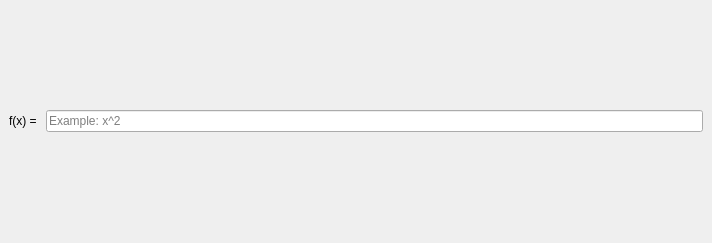
Above: mainwindow.ui from EsGeh/function-graph-explorer before the change. Below: the same form after it.
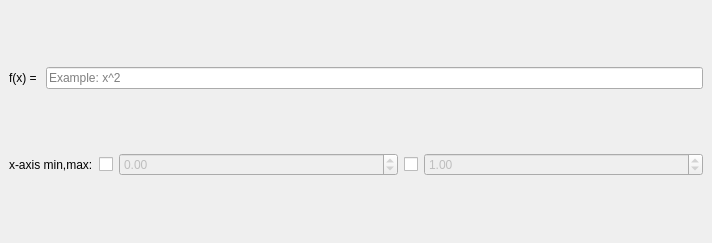
That is the form after the change.

Commit message: x range may be set via gui

The edit to the form file:
```diff
--- a/mainwindow.ui
+++ b/mainwindow.ui
@@ -27,7 +27,61 @@
       <item>
        <widget class="QLineEdit" name="formulaEdit">
         <property name="placeholderText">
-					<string>Example: x^2</string>
+         <string>Example: x^2</string>
+        </property>
+       </widget>
+      </item>
+     </layout>
+    </item>
+    <item>
+     <layout class="QHBoxLayout" name="horizontalLayout_2" stretch="0,0,1,0,1">
+      <property name="sizeConstraint">
+       <enum>QLayout::SetMinimumSize</enum>
+      </property>
+      <item>
+       <widget class="QLabel" name="label">
+        <property name="text">
+         <string>x-axis min,max:</string>
+        </property>
+       </widget>
+      </item>
+      <item>
+       <widget class="QCheckBox" name="xMinFix">
+        <property name="text">
+         <string/>
+        </property>
+       </widget>
+      </item>
+      <item>
+       <widget class="QDoubleSpinBox" name="xMin">
+        <property name="enabled">
+         <bool>false</bool>
+        </property>
+        <property name="minimum">
+         <double>-100.000000000000000</double>
+        </property>
+        <property name="value">
+         <double>0.000000000000000</double>
+        </property>
+       </widget>
+      </item>
+      <item>
+       <widget class="QCheckBox" name="xMaxFix">
+        <property name="text">
+         <string/>
+        </property>
+       </widget>
+      </item>
+      <item>
+       <widget class="QDoubleSpinBox" name="xMax">
+        <property name="enabled">
+         <bool>false</bool>
+        </property>
+        <property name="minimum">
+         <double>-100.000000000000000</double>
+        </property>
+        <property name="value">
+         <double>1.000000000000000</double>
         </property>
        </widget>
       </item>
```
The commit also changes 6 other files.
